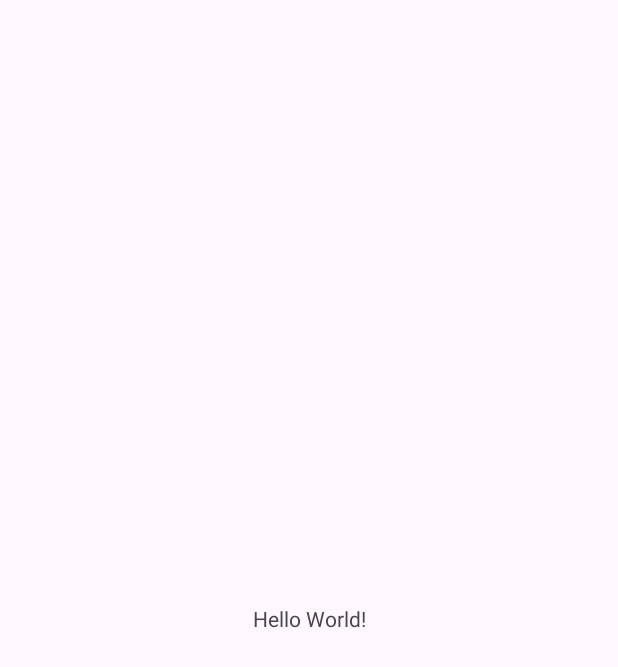
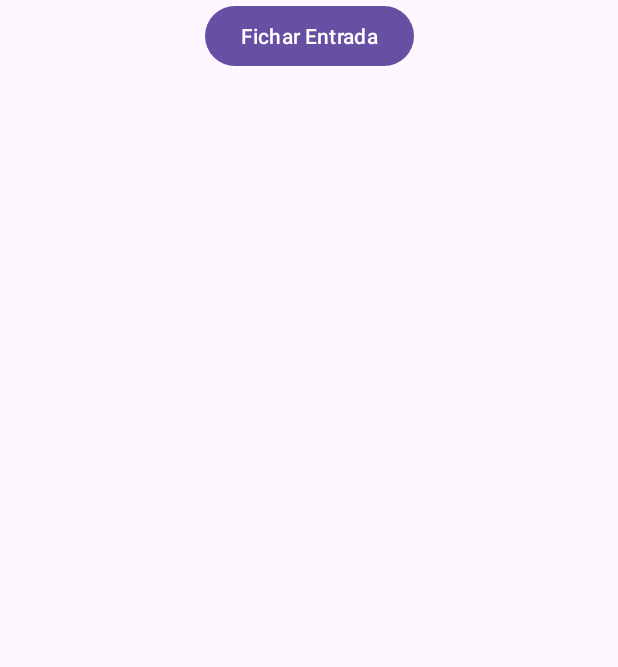
Before and after one commit to ffernandezco/DAS-Proyecto, an Android app: the screen it shows after launch (MainActivity), on a phone screen of 412 x 824 dp. Before the commit the part shown is almost empty. Shown: the top 667 px of the screen. Run offline under Robolectric (Android 15) with nearby library versions, the phone set to English and light mode, and no system bars; our stand-ins replace Room's generated code.

Commit message:
Funcionamiento básico de fichajes de entrada

```diff
--- a/app/build.gradle
+++ b/app/build.gradle
@@ -12,6 +12,11 @@ android {
         targetSdk 35
         versionCode 1
         versionName "1.0"
+        javaCompileOptions {
+            annotationProcessorOptions {
+                arguments += ["room.schemaLocation": "$projectDir/schemas".toString()]
+            }
+        }
 
         testInstrumentationRunner "androidx.test.runner.AndroidJUnitRunner"
     }
--- a/app/src/main/AndroidManifest.xml
+++ b/app/src/main/AndroidManifest.xml
@@ -13,7 +13,7 @@
         android:theme="@style/Theme.DASProyecto"
         tools:targetApi="31">
         <activity
-            android:name=".MainActivity"
+            android:name=".ui.MainActivity"
             android:exported="true">
             <intent-filter>
                 <action android:name="android.intent.action.MAIN" />
--- a/app/src/main/java/eus/ehu/dasproyecto/data/FichajeDatabase.java
+++ b/app/src/main/java/eus/ehu/dasproyecto/data/FichajeDatabase.java
@@ -6,7 +6,7 @@ import androidx.room.Database;
 import androidx.room.Room;
 import androidx.room.RoomDatabase;
 
-@Database(entities = {Fichaje.class}, version = 1)
+@Database(entities = {Fichaje.class}, version = 1, exportSchema = false)
 public abstract class FichajeDatabase extends RoomDatabase {
     private static volatile FichajeDatabase INSTANCE;
 
--- /dev/null
+++ b/app/src/main/java/eus/ehu/dasproyecto/ui/FichajeAdapter.java
@@ -0,0 +1,59 @@
+package eus.ehu.dasproyecto.ui;
+
+import android.view.LayoutInflater;
+import android.view.View;
+import android.view.ViewGroup;
+import android.widget.TextView;
+
+import androidx.annotation.NonNull;
+import androidx.recyclerview.widget.RecyclerView;
+
+import java.util.List;
+
+import eus.ehu.dasproyecto.R;
+import eus.ehu.dasproyecto.data.Fichaje;
+
+import android.util.Log;
+
+public class FichajeAdapter extends RecyclerView.Adapter<FichajeAdapter.FichajeViewHolder> {
+    private List<Fichaje> fichajes;
+
+    public void setFichajes(List<Fichaje> fichajes) {
+        this.fichajes = fichajes;
+        notifyDataSetChanged();
+    }
+
+    @NonNull
+    @Override
+    public FichajeViewHolder onCreateViewHolder(@NonNull ViewGroup parent, int viewType) {
+        View view = LayoutInflater.from(parent.getContext())
+                .inflate(R.layout.item_fichaje, parent, false);
+        return new FichajeViewHolder(view);
+    }
+
+    @Override
+    public void onBindViewHolder(@NonNull FichajeViewHolder holder, int position) {
+        Fichaje fichaje = fichajes.get(position);
+        Log.d("FichajeAdapter", "Mostrando fichaje: " + fichaje.fecha + " " + fichaje.horaEntrada);
+
+        holder.tvFecha.setText(fichaje.fecha);
+        holder.tvHoraEntrada.setText(fichaje.horaEntrada);
+        holder.tvHoraSalida.setText(fichaje.horaSalida);
+    }
+
+    @Override
+    public int getItemCount() {
+        return (fichajes == null) ? 0 : fichajes.size();
+    }
+
+    static class FichajeViewHolder extends RecyclerView.ViewHolder {
+        TextView tvFecha, tvHoraEntrada, tvHoraSalida;
+
+        public FichajeViewHolder(@NonNull View itemView) {
+            super(itemView);
+            tvFecha = itemView.findViewById(R.id.tvFecha);
+            tvHoraEntrada = itemView.findViewById(R.id.tvHoraEntrada);
+            tvHoraSalida = itemView.findViewById(R.id.tvHoraSalida);
+        }
+    }
+}
--- /dev/null
+++ b/app/src/main/java/eus/ehu/dasproyecto/ui/MainActivity.java
@@ -0,0 +1,52 @@
+package eus.ehu.dasproyecto.ui;
+
+import android.os.Bundle;
+import android.view.View;
+
+import androidx.appcompat.app.AppCompatActivity;
+import androidx.lifecycle.ViewModelProvider;
+import androidx.recyclerview.widget.LinearLayoutManager;
+import androidx.recyclerview.widget.RecyclerView;
+
+import java.text.SimpleDateFormat;
+import java.util.Date;
+import java.util.Locale;
+
+import eus.ehu.dasproyecto.R;
+import eus.ehu.dasproyecto.data.Fichaje;
+import eus.ehu.dasproyecto.viewmodel.FichajeViewModel;
+
+import android.util.Log;
+
+public class MainActivity extends AppCompatActivity {
+    private FichajeViewModel fichajeViewModel;
+    private FichajeAdapter adapter;
+
+    @Override
+    protected void onCreate(Bundle savedInstanceState) {
+        super.onCreate(savedInstanceState);
+        setContentView(R.layout.activity_main);
+
+        RecyclerView recyclerView = findViewById(R.id.recyclerView);
+        recyclerView.setLayoutManager(new LinearLayoutManager(this));
+        adapter = new FichajeAdapter();
+        recyclerView.setAdapter(adapter);
+
+        fichajeViewModel = new ViewModelProvider(this).get(FichajeViewModel.class);
+        fichajeViewModel.getFichajes().observe(this, adapter::setFichajes);
+
+        findViewById(R.id.btnFichar).setOnClickListener(v -> registrarFichaje());
+    }
+
+    private void registrarFichaje() {
+        String fecha = new SimpleDateFormat("yyyy-MM-dd", Locale.getDefault()).format(new Date());
+        String hora = new SimpleDateFormat("HH:mm:ss", Locale.getDefault()).format(new Date());
+
+        Fichaje fichaje = new Fichaje(fecha, hora, "--:--", 0, 0);
+        fichajeViewModel.insertarFichaje(fichaje);
+
+        fichajeViewModel.getFichajes().observe(this, fichajes -> {
+            adapter.setFichajes(fichajes);
+        });
+    }
+}
--- /dev/null
+++ b/app/src/main/java/eus/ehu/dasproyecto/viewmodel/FichajeViewModel.java
@@ -0,0 +1,37 @@
+package eus.ehu.dasproyecto.viewmodel;
+
+import android.app.Application;
+
+import androidx.lifecycle.AndroidViewModel;
+import androidx.lifecycle.LiveData;
+
+import java.util.List;
+
+import eus.ehu.dasproyecto.data.Fichaje;
+import eus.ehu.dasproyecto.data.FichajeDatabase;
+
+import android.util.Log;
+
+public class FichajeViewModel extends AndroidViewModel {
+    private final LiveData<List<Fichaje>> fichajes;
+
+    public FichajeViewModel(Application application) {
+        super(application);
+        FichajeDatabase db = FichajeDatabase.getInstance(application);
+        fichajes = db.fichajeDao().obtenerTodosLosFichajes();
+
+        fichajes.observeForever(lista -> {
+            Log.d("FichajeViewModel", "Fichajes en la BD: " + lista.size());
+        });
+    }
+
+    public LiveData<List<Fichaje>> getFichajes() {
+        return fichajes;
+    }
+
+    public void insertarFichaje(Fichaje fichaje) {
+        new Thread(() -> FichajeDatabase.getInstance(getApplication())
+                .fichajeDao()
+                .insertarFichaje(fichaje)).start();
+    }
+}
--- a/app/src/main/res/layout/activity_main.xml
+++ b/app/src/main/res/layout/activity_main.xml
@@ -7,13 +7,23 @@
     android:layout_height="match_parent"
     tools:context=".MainActivity">
 
-    <TextView
+    <Button
+        android:id="@+id/btnFichar"
         android:layout_width="wrap_content"
         android:layout_height="wrap_content"
-        android:text="Hello World!"
-        app:layout_constraintBottom_toBottomOf="parent"
+        android:text="Fichar Entrada"
+        app:layout_constraintBottom_toTopOf="@+id/recyclerView"
         app:layout_constraintEnd_toEndOf="parent"
         app:layout_constraintStart_toStartOf="parent"
         app:layout_constraintTop_toTopOf="parent" />
 
+    <androidx.recyclerview.widget.RecyclerView
+        android:id="@+id/recyclerView"
+        android:layout_width="0dp"
+        android:layout_height="0dp"
+        app:layout_constraintBottom_toBottomOf="parent"
+        app:layout_constraintEnd_toEndOf="parent"
+        app:layout_constraintStart_toStartOf="parent"
+        app:layout_constraintTop_toBottomOf="@id/btnFichar" />
+
 </androidx.constraintlayout.widget.ConstraintLayout>
```
Also changed, not shown: app/src/main/res/layout/item_fichaje.xml (added, +33 -0 lines).
